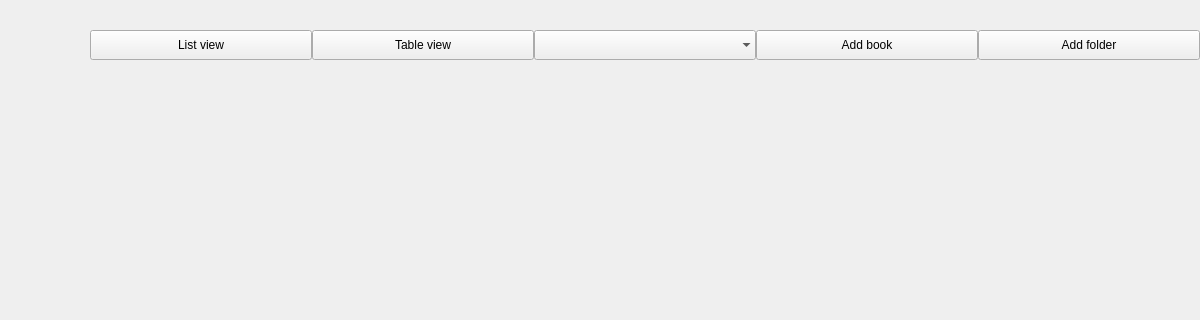
JerryShe/O-Reader, file parser-test/mainwindow.ui: the form before one commit; both pictures show x 0 to 1200 and y 0 to 320 of the 1200 by 710 pixel window.
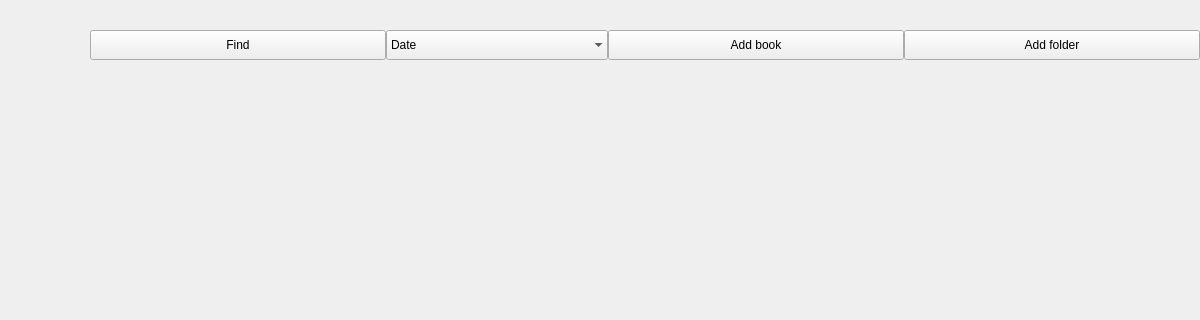
The form after the commit. Custom widgets are drawn as their Qt base class.

```diff
--- a/parser-test/mainwindow.ui
+++ b/parser-test/mainwindow.ui
@@ -306,7 +306,7 @@
        <enum>QLayout::SetMaximumSize</enum>
       </property>
       <item>
-       <layout class="QHBoxLayout" name="LibraryButtons">
+       <layout class="QHBoxLayout" name="LibraryButtons" stretch="4,3,4,4">
         <property name="spacing">
          <number>0</number>
         </property>
@@ -337,43 +337,12 @@
            </size>
           </property>
           <property name="text">
-           <string>List view</string>
+           <string>Find</string>
           </property>
          </widget>
         </item>
         <item>
-         <widget class="QPushButton" name="TableView">
-          <property name="sizePolicy">
-           <sizepolicy hsizetype="Expanding" vsizetype="Fixed">
-            <horstretch>0</horstretch>
-            <verstretch>0</verstretch>
-           </sizepolicy>
-          </property>
-          <property name="minimumSize">
-           <size>
-            <width>0</width>
-            <height>30</height>
-           </size>
-          </property>
-          <property name="maximumSize">
-           <size>
-            <width>16777215</width>
-            <height>30</height>
-           </size>
-          </property>
-          <property name="sizeIncrement">
-           <size>
-            <width>0</width>
-            <height>40</height>
-           </size>
-          </property>
-          <property name="text">
-           <string>Table view</string>
-          </property>
-         </widget>
-        </item>
-        <item>
-         <widget class="QComboBox" name="Sort">
+         <widget class="QComboBox" name="SortBy">
           <property name="sizePolicy">
            <sizepolicy hsizetype="MinimumExpanding" vsizetype="Fixed">
             <horstretch>0</horstretch>
@@ -382,7 +351,7 @@
           </property>
           <property name="minimumSize">
            <size>
-            <width>150</width>
+            <width>50</width>
             <height>30</height>
            </size>
           </property>
@@ -392,15 +361,48 @@
             <height>30</height>
            </size>
           </property>
+          <property name="layoutDirection">
+           <enum>Qt::LeftToRight</enum>
+          </property>
+          <property name="editable">
+           <bool>false</bool>
+          </property>
+          <property name="currentText">
+           <string>Date</string>
+          </property>
+          <property name="insertPolicy">
+           <enum>QComboBox::InsertAtBottom</enum>
+          </property>
+          <property name="sizeAdjustPolicy">
+           <enum>QComboBox::AdjustToMinimumContentsLength</enum>
+          </property>
+          <property name="duplicatesEnabled">
+           <bool>false</bool>
+          </property>
           <property name="frame">
            <bool>false</bool>
           </property>
+          <item>
+           <property name="text">
+            <string>Date</string>
+           </property>
+          </item>
+          <item>
+           <property name="text">
+            <string>Author</string>
+           </property>
+          </item>
+          <item>
+           <property name="text">
+            <string>Book Name</string>
+           </property>
+          </item>
          </widget>
         </item>
         <item>
          <widget class="QPushButton" name="AddBook">
           <property name="sizePolicy">
-           <sizepolicy hsizetype="Expanding" vsizetype="Fixed">
+           <sizepolicy hsizetype="MinimumExpanding" vsizetype="Fixed">
             <horstretch>0</horstretch>
             <verstretch>0</verstretch>
            </sizepolicy>
@@ -425,7 +427,7 @@
         <item>
          <widget class="QPushButton" name="AddFolder">
           <property name="sizePolicy">
-           <sizepolicy hsizetype="Expanding" vsizetype="Fixed">
+           <sizepolicy hsizetype="MinimumExpanding" vsizetype="Fixed">
             <horstretch>0</horstretch>
             <verstretch>0</verstretch>
            </sizepolicy>
@@ -530,8 +532,8 @@
               </property>
               <property name="minimumSize">
                <size>
-                <width>20</width>
-                <height>20</height>
+                <width>100</width>
+                <height>100</height>
                </size>
               </property>
               <property name="focusPolicy">
@@ -1229,6 +1231,18 @@
    <header>library_layout.h</header>
    <container>1</container>
   </customwidget>
+  <customwidget>
+   <class>settingslayout</class>
+   <extends>QWidget</extends>
+   <header>settings_layout.h</header>
+   <container>1</container>
+  </customwidget>
+  <customwidget>
+   <class>synchronizationlayout</class>
+   <extends>QWidget</extends>
+   <header>synchronization_layout.h</header>
+   <container>1</container>
+  </customwidget>
  </customwidgets>
  <tabstops>
   <tabstop>exit_button</tabstop>
```
Left out of the diff: 26 changed lines with no effect on the pictures.
